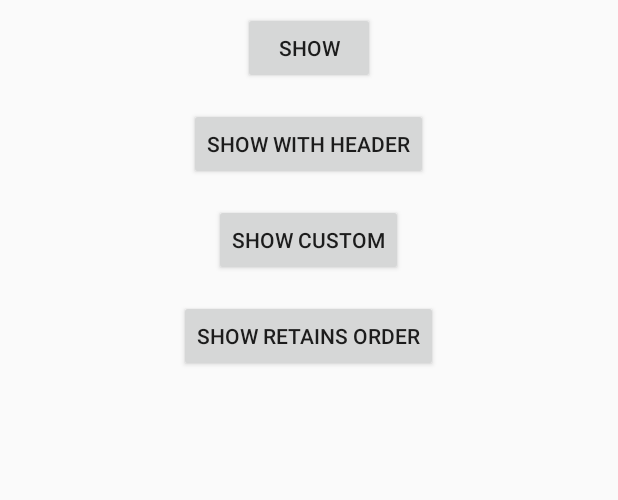
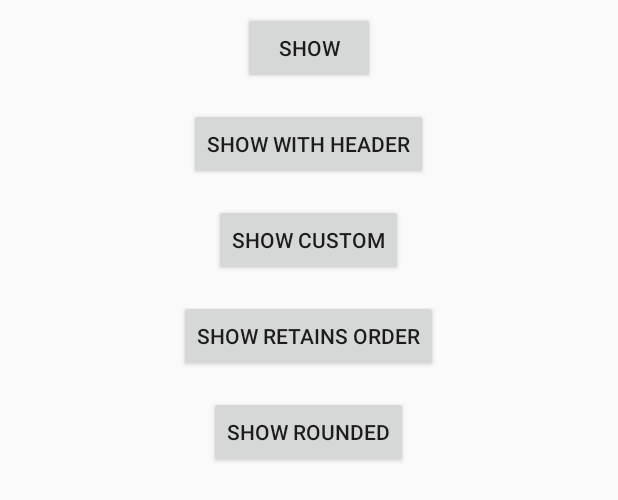
Before and after one commit to Commit451/ModalBottomSheetDialogFragment, an Android app: the layout activity_main.xml on its own in the app's theme, with its tools: preview values and no code run, on a phone screen of 412 x 824 dp. Shown: the top 500 px of the screen. Run offline under Robolectric (Android 15) with nearby library versions, the phone set to English and light mode, and no system bars.

Commit message:
customize bottom sheet with rounded style

```diff
--- a/app/src/main/res/layout/activity_main.xml
+++ b/app/src/main/res/layout/activity_main.xml
@@ -40,4 +40,12 @@
         android:layout_margin="8dp"
         android:text="Show Retains Order" />
 
+    <Button
+        android:id="@+id/buttonRounded"
+        android:layout_width="wrap_content"
+        android:layout_height="wrap_content"
+        android:layout_gravity="center"
+        android:layout_margin="8dp"
+        android:text="Show Rounded" />
+
 </LinearLayout>
```
Also changed, not shown: app/src/main/java/com/commit451/modalbottomsheetdialogfragment/sample/MainActivity.kt (+9 -0 lines), modalbottomsheetdialogfragment/src/main/java/com/commit451/modalbottomsheetdialogfragment/ModalBottomSheetDialogFragment.kt (+21 -0 lines), modalbottomsheetdialogfragment/src/main/res/drawable/rounded.xml (added, +9 -0 lines), modalbottomsheetdialogfragment/src/main/res/values/styles.xml (added, +11 -0 lines).
